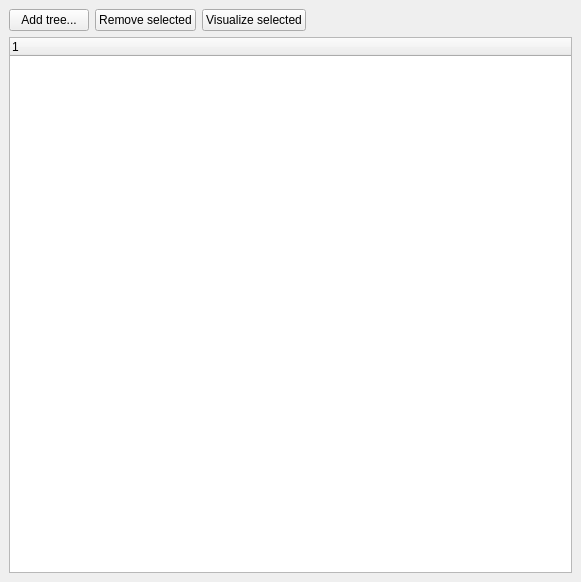
Old version of the form qt-workbench/xml_viewer.ui in the repository lignumsystem/lignum-core.
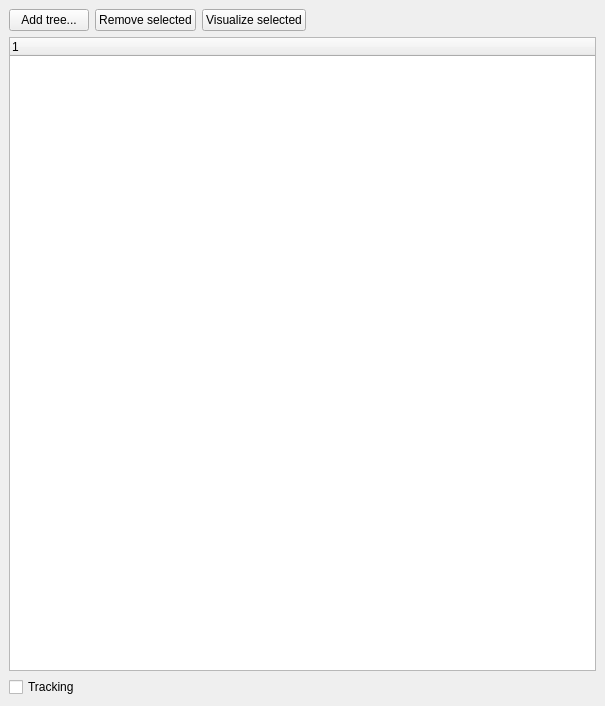
New version of the form. Custom widgets are drawn as their Qt base class.

Commit message: Added 'Tracking'-combobox.

Diff of the .ui file:
```diff
--- a/qt-workbench/xml_viewer.ui
+++ b/qt-workbench/xml_viewer.ui
@@ -8,8 +8,8 @@
    <rect>
     <x>0</x>
     <y>0</y>
-    <width>581</width>
-    <height>582</height>
+    <width>605</width>
+    <height>706</height>
    </rect>
   </property>
   <property name="windowTitle" >
@@ -90,6 +90,36 @@
        </property>
       </widget>
      </item>
+     <item>
+      <layout class="QHBoxLayout" >
+       <property name="margin" >
+        <number>0</number>
+       </property>
+       <property name="spacing" >
+        <number>6</number>
+       </property>
+       <item>
+        <widget class="QCheckBox" name="trackingBox" >
+         <property name="text" >
+          <string>Tracking</string>
+         </property>
+        </widget>
+       </item>
+       <item>
+        <spacer>
+         <property name="orientation" >
+          <enum>Qt::Horizontal</enum>
+         </property>
+         <property name="sizeHint" >
+          <size>
+           <width>441</width>
+           <height>20</height>
+          </size>
+         </property>
+        </spacer>
+       </item>
+      </layout>
+     </item>
     </layout>
    </item>
   </layout>
```
The commit also changes 1 other file.
